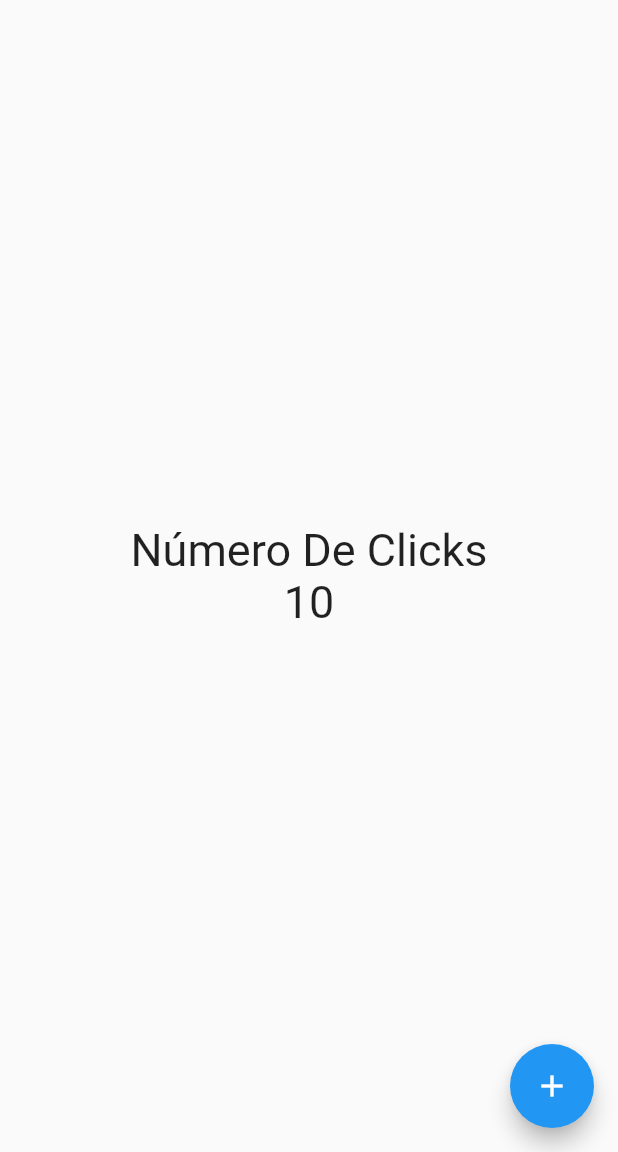
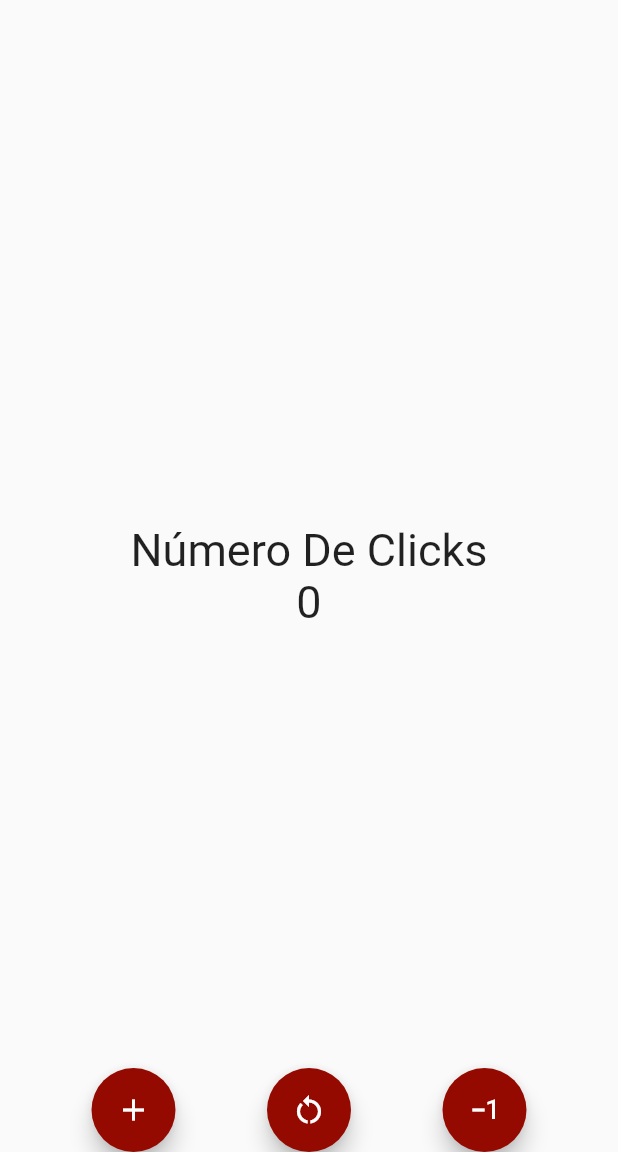
Before and after one commit to 4rtemis-25/counter_app, a Flutter app: the screen it shows after launch, on a phone screen of 412 x 824 dp, the part 84-1236 px from its top. Run offline on Flutter 3.47's test engine with Material 2 defaults, Android fonts, the phone set to English and light mode, and no system bars.

Commit message:
contador con nuevas acciones

```diff
--- /dev/null
+++ b/lib/Screens/counter_screen.dart
@@ -0,0 +1,98 @@
+import 'package:flutter/material.dart';
+
+class CounterScreen extends StatefulWidget {
+  const CounterScreen({super.key});
+
+  @override
+  State<CounterScreen> createState() => _CounterScreenState();
+}
+
+class _CounterScreenState extends State<CounterScreen> {
+
+  int counter = 0;
+
+
+  void increase(){
+    counter++;
+    setState(() {});
+  }
+
+  void decrease(){
+    counter--;
+    setState(() {});
+  }
+
+  void restart(){
+    counter = 0;
+    setState(() {});
+  }
+
+  @override
+  Widget build(BuildContext context) {
+
+    const fontSize = TextStyle( fontSize: 30 );
+
+
+    return Scaffold(
+      appBar: AppBar(
+        title: const Text('GMJ Hogar Mobile'),
+        centerTitle: true,
+        backgroundColor: const Color.fromARGB(255, 149, 10, 0),
+        elevation: 0,
+      ),
+      body: Center(
+        child: Column(
+            mainAxisAlignment: MainAxisAlignment.center,
+            children: <Widget>[
+            const Text('Número De Clicks', style: fontSize,),
+            Text('$counter', style: fontSize,),
+          ],
+        ),
+      ),
+      floatingActionButtonLocation: FloatingActionButtonLocation.centerDocked,
+      floatingActionButton: FloatingActions(
+        increaseFn: increase,
+        decreaseFn: decrease,
+        restartFn: restart,
+      ),
+    );
+  }
+}
+
+class FloatingActions extends StatelessWidget {
+
+  final Function increaseFn;
+  final Function decreaseFn;
+  final Function restartFn;
+
+  const FloatingActions({
+    super.key, required this.increaseFn, required this.decreaseFn, required this.restartFn,
+  });
+
+  @override
+  Widget build(BuildContext context) {
+    return Row(
+
+      mainAxisAlignment: MainAxisAlignment.spaceEvenly,
+      children: [
+        FloatingActionButton(
+          backgroundColor: const Color.fromARGB(255, 149, 10, 0),
+          child: const Icon(Icons.add),
+          onPressed: () => increaseFn(),
+          ),
+
+          FloatingActionButton(
+          backgroundColor: const Color.fromARGB(255, 149, 10, 0),
+          child: const  Icon(Icons.restart_alt),
+          onPressed: () => restartFn(),
+          ),
+
+          FloatingActionButton(
+          backgroundColor: const Color.fromARGB(255, 149, 10, 0),
+          child: const Icon(Icons.exposure_minus_1),
+          onPressed: () => decreaseFn(),
+          ),
+      ],
+    );
+  }
+}
--- a/lib/Screens/home_screen.dart
+++ b/lib/Screens/home_screen.dart
@@ -8,6 +8,8 @@ class HomeScreen extends StatelessWidget {
 
     const fontSize = TextStyle( fontSize: 30 );
 
+    int counter = 10;
+
     return Scaffold(
       appBar: AppBar(
         title: const Text('GMJ Hogar Mobile'),
@@ -15,19 +17,21 @@ class HomeScreen extends StatelessWidget {
         backgroundColor: Color.fromARGB(255, 149, 10, 0),
         elevation: 0,
       ),
-      body: const Center(
+      body: Center(
         child: Column(
             mainAxisAlignment: MainAxisAlignment.center,
             children: <Widget>[
-            Text('Número De Clicks', style: fontSize,),
-            Text('10', style: fontSize,),
+            const Text('Número De Clicks', style: fontSize,),
+            Text('$counter', style: fontSize,),
           ],
         ),
       ),
+      floatingActionButtonLocation: FloatingActionButtonLocation.centerDocked,
       floatingActionButton: FloatingActionButton(
         child: const Icon(Icons.add),
         onPressed: (){
-          print('Hola Mundo');
+          counter++;
+          print('Hola Mundo: $counter');
         }),
     );
   }
--- a/lib/main.dart
+++ b/lib/main.dart
@@ -1,4 +1,4 @@
-import 'package:counter_app/Screens/home_screen.dart';
+import 'package:counter_app/Screens/counter_screen.dart';
 import 'package:flutter/material.dart';
 
 void main() {
@@ -12,7 +12,7 @@ class MyApp extends StatelessWidget {
   Widget build(BuildContext context) {
     return const MaterialApp(
       debugShowCheckedModeBanner: false,
-      home: HomeScreen()
+      home: CounterScreen()
     );
   }
 
```
